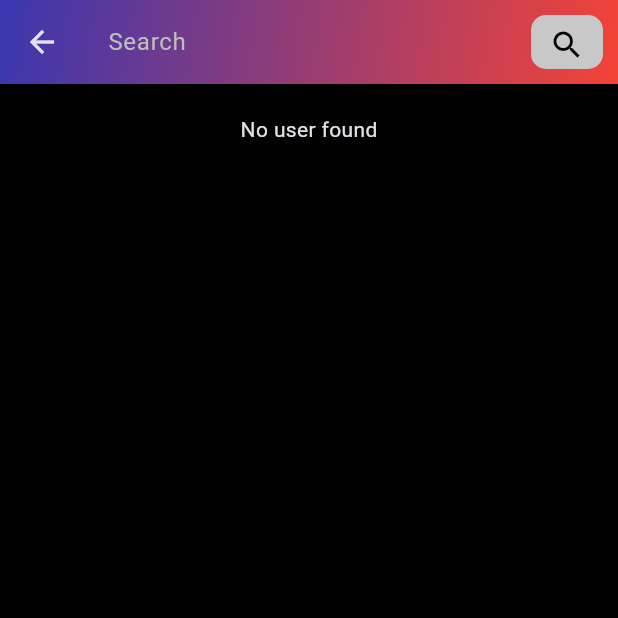
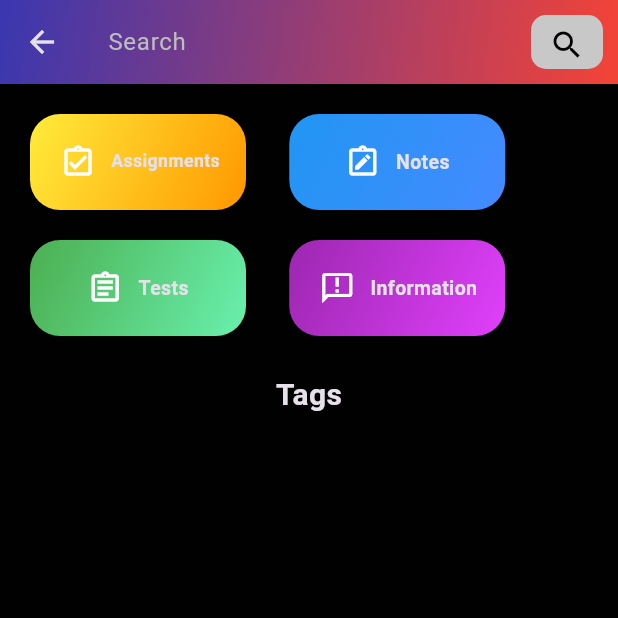
Before and after one commit to aryansri-19/lecture_link, a Flutter app: the SearchPage screen opened directly, on a phone screen of 412 x 824 dp, the top half of it. Run offline on Flutter 3.47's test engine with Material 3 defaults, Android fonts, the phone set to English and light mode, and no system bars; our stand-ins replace cloud_firestore, file_picker, firebase_auth, firebase_core; accounts and stored records are empty.

Commit message:
Topics and tags

```diff
--- a/lib/screens/login.dart
+++ b/lib/screens/login.dart
@@ -63,12 +63,13 @@ class _LoginScreenState extends State<LoginScreen> {
         SizedBox(
           height: screenHeight * 0.03,
         ),
-        inputField('Domain Email', Icons.email, false, _emailController),
+        inputField(
+            'Domain Email', Icons.email, false, _emailController, isLoading),
         SizedBox(
           height: screenHeight * 0.03,
         ),
         inputField('Knock-Knock, Password Please', Icons.lock, true,
-            _passwordController),
+            _passwordController, isLoading),
         SizedBox(
           height: screenHeight * 0.03,
         ),
--- a/lib/screens/search_screen.dart
+++ b/lib/screens/search_screen.dart
@@ -1,6 +1,10 @@
 import 'package:cloud_firestore/cloud_firestore.dart';
 import 'package:flutter/material.dart';
+import 'package:lecture_link/screens/TopicScreen.dart';
+// import 'package:lecture_link/screens/add_notes.dart';
 import 'package:lecture_link/utils/colors.dart';
+import 'package:lecture_link/widgets/topic.dart';
+// import 'package:lecture_link/utils/tags.dart';
 
 class SearchPage extends StatefulWidget {
   const SearchPage({super.key});
@@ -11,7 +15,9 @@ class SearchPage extends StatefulWidget {
 
 class _SearchPageState extends State<SearchPage> {
   Map<String, dynamic>? _userMap;
+  final FocusNode _focusNode = FocusNode();
   final TextEditingController _searchController = TextEditingController();
+  bool isSearching = false;
 
   void onSearch() async {
     FirebaseFirestore firestore = FirebaseFirestore.instance;
@@ -32,7 +38,26 @@ class _SearchPageState extends State<SearchPage> {
   }
 
   @override
+  void initState() {
+    super.initState();
+    _focusNode.addListener(() {
+      setState(() {
+        isSearching = _focusNode.hasFocus;
+      });
+    });
+  }
+
+  @override
+  void dispose() {
+    _focusNode.dispose();
+    _searchController.dispose();
+    super.dispose();
+  }
+
+  @override
   Widget build(BuildContext context) {
+    final screenwidth = MediaQuery.of(context).size.width;
+    final screenHeight = MediaQuery.of(context).size.height;
     return Scaffold(
       body: CustomScrollView(
         slivers: [
@@ -56,6 +81,7 @@ class _SearchPageState extends State<SearchPage> {
             ],
             title: TextField(
               controller: _searchController,
+              focusNode: _focusNode,
               decoration: InputDecoration(
                   hintText: 'Search',
                   border: InputBorder.none,
@@ -77,11 +103,126 @@ class _SearchPageState extends State<SearchPage> {
           SliverList(
             delegate: SliverChildBuilderDelegate(
               (BuildContext context, int index) {
+                if (isSearching) {
+                  return _buildSearchResults();
+                } else {
+                  return Container(
+                      alignment: Alignment.center,
+                      padding: const EdgeInsets.all(20),
+                      child: Column(
+                          mainAxisAlignment: MainAxisAlignment.start,
+                          children: [
+                            Row(
+                              children: [
+                                GestureDetector(
+                                  onTap: () => {
+                                    Navigator.pushReplacement(
+                                        context,
+                                        MaterialPageRoute(
+                                            builder: (context) =>
+                                                const TopicScreen()))
+                                  },
+                                  child: topic(
+                                      "Assignments",
+                                      Colors.yellow,
+                                      Colors.orange,
+                                      Icons.assignment_turned_in_outlined,
+                                      11.8),
+                                ),
+                                SizedBox(
+                                  width: screenwidth * 0.07,
+                                ),
+                                GestureDetector(
+                                  onTap: () => {
+                                    Navigator.pushReplacement(
+                                        context,
+                                        MaterialPageRoute(
+                                            builder: (context) =>
+                                                const TopicScreen()))
+                                  },
+                                  child: topic(
+                                      "Notes",
+                                      Colors.blue,
+                                      Colors.blueAccent,
+                                      Icons.note_alt_outlined,
+                                      13),
+                                ),
+                              ],
+                            ),
+                            const SizedBox(
+                              height: 20,
+                            ),
+                            Row(
+                              children: [
+                                GestureDetector(
+                                  onTap: () => {
+                                    Navigator.pushReplacement(
+                                        context,
+                                        MaterialPageRoute(
+                                            builder: (context) =>
+                                                const TopicScreen()))
+                                  },
+                                  child: topic(
+                                      "Tests",
+                                      Colors.green,
+                                      Colors.greenAccent,
+                                      Icons.assignment_outlined,
+                                      13),
+                                ),
+                                SizedBox(
+                                  width: screenwidth * 0.07,
+                                ),
+                                GestureDetector(
+                                  onTap: () => {
+                                    Navigator.pushReplacement(
+                                        context,
+                                        MaterialPageRoute(
+                                            builder: (context) =>
+                                                const TopicScreen()))
+                                  },
+                                  child: topic(
+                                      "Information",
+                                      Colors.purple,
+                                      Colors.purpleAccent,
+                                      Icons.announcement_outlined,
+                                      13),
+                                ),
+                              ],
+                            ),
+                            SizedBox(
+                              height: screenHeight * 0.03,
+                            ),
+                            const SizedBox(
+                              child: Text(
+                                "Tags",
+                                style: TextStyle(
+                                    fontSize: 20, fontWeight: FontWeight.bold),
+                              ),
+                            ),
+                            const Row(
+                              children: [
+                                Column(
+                                  children: [],
+                                )
+                              ],
+                            )
+                          ]));
+                }
+              },
+              childCount: 1,
+            ),
+          )
+        ],
+      ),
+    );
+  }
+
+  Widget _buildSearchResults() {
     if (_userMap != null) {
       return Card(
         margin: const EdgeInsets.all(10),
         child: ListTile(
-                      title: Text('Username: ${_userMap!['username']}'),
+          title: Text('${_userMap!['username']}'),
           subtitle: Text('${_userMap!['status']}'),
         ),
       );
@@ -93,12 +234,5 @@ class _SearchPageState extends State<SearchPage> {
         child: const Text('No user found'),
       );
     }
-              },
-              childCount: 1,
-            ),
-          ),
-        ],
-      ),
-    );
   }
 }
--- a/lib/screens/signup.dart
+++ b/lib/screens/signup.dart
@@ -70,17 +70,17 @@ class _SignupScreenState extends State<SignupScreen> {
                 height: screenHeight * 0.03,
               ),
               inputField('What Shall We Call You?', Icons.person_outline, false,
-                  _usernameController),
+                  _usernameController, isLoading),
               SizedBox(
                 height: screenHeight * 0.03,
               ),
               inputField('Domain Email', Icons.email_outlined, false,
-                  _emailController),
+                  _emailController, isLoading),
               SizedBox(
                 height: screenHeight * 0.03,
               ),
               inputField('Keep A Secret Code', Icons.lock_outline, true,
-                  _passwordController),
+                  _passwordController, isLoading),
               SizedBox(
                 height: screenHeight * 0.03,
               ),
--- a/lib/widgets/input_field.dart
+++ b/lib/widgets/input_field.dart
@@ -1,10 +1,11 @@
 import 'package:flutter/material.dart';
 import 'package:lecture_link/utils/colors.dart';
 
-TextField inputField(
-    String text, IconData icon, bool isPass, TextEditingController controller) {
+TextField inputField(String text, IconData icon, bool isPass,
+    TextEditingController controller, bool isLoading) {
   // bool visibility = false;
   return TextField(
+    enabled: !isLoading,
     controller: controller,
     obscureText: isPass,
     enableSuggestions: !isPass,
--- /dev/null
+++ b/lib/widgets/topic.dart
@@ -0,0 +1,32 @@
+import 'package:flutter/material.dart';
+
+Widget topic(
+    String topic, Color color1, Color color2, IconData icon, double textwidth) {
+  return Container(
+    width: 144,
+    decoration: BoxDecoration(
+      borderRadius: BorderRadius.circular(20),
+      gradient: LinearGradient(
+        begin: Alignment.topLeft,
+        end: Alignment.bottomRight,
+        colors: [color1, color2],
+      ),
+    ),
+    child: Padding(
+      padding: const EdgeInsets.all(20),
+      child: Row(
+        mainAxisAlignment: MainAxisAlignment.center,
+        children: [
+          Icon(icon),
+          const SizedBox(
+            width: 10,
+          ),
+          Text(
+            topic,
+            style: TextStyle(fontSize: textwidth, fontWeight: FontWeight.bold),
+          ),
+        ],
+      ),
+    ),
+  );
+}
```
Also changed, not shown: lib/screens/TopicScreen.dart (added, +15 -0 lines), lib/screens/chat_room.dart (+39 -32 lines), lib/server/auth_methods.dart (+12 -0 lines), lib/utils/tags.dart (added, +18 -0 lines). Lines whose indentation alone changed are shown as unchanged.
